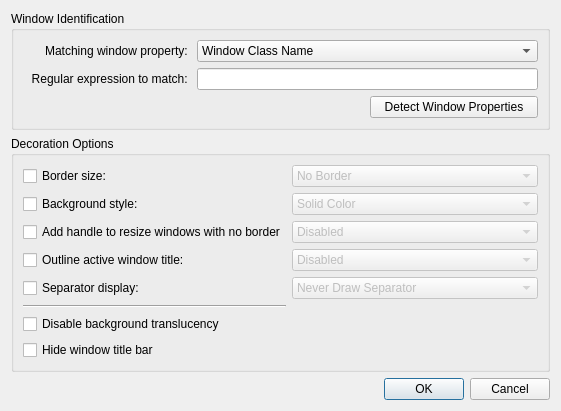
Qt form decoration/config/ui/oxygenexceptiondialog.ui (KDE/oxygen-transparent) before a commit.
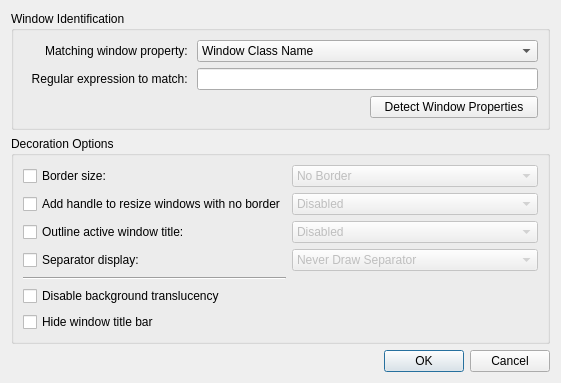
The same form after that commit. Custom widgets are drawn as their Qt base class.

The edit to the form file:
```diff
--- a/decoration/config/ui/oxygenexceptiondialog.ui
+++ b/decoration/config/ui/oxygenexceptiondialog.ui
@@ -7,7 +7,7 @@
     <x>0</x>
     <y>0</y>
     <width>514</width>
-    <height>347</height>
+    <height>372</height>
    </rect>
   </property>
   <property name="windowTitle">
@@ -90,34 +90,27 @@
         </property>
        </widget>
       </item>
-      <item row="3" column="0">
+      <item row="2" column="0">
        <widget class="QCheckBox" name="sizeGripCheckBox">
         <property name="text">
          <string>Add handle to resize windows with no border</string>
         </property>
        </widget>
       </item>
-      <item row="4" column="0">
+      <item row="3" column="0">
        <widget class="QCheckBox" name="titleOutlineCheckBox">
         <property name="text">
          <string>Outline active window title:</string>
         </property>
        </widget>
       </item>
-      <item row="5" column="0">
+      <item row="4" column="0">
        <widget class="QCheckBox" name="separatorCheckBox">
         <property name="text">
          <string>Separator display:</string>
         </property>
        </widget>
       </item>
-      <item row="2" column="0">
-       <widget class="QCheckBox" name="blendColorCheckBox">
-        <property name="text">
-         <string>Background style:</string>
-        </property>
-       </widget>
-      </item>
       <item row="0" column="2">
        <widget class="KComboBox" name="frameBorderComboBox">
         <property name="enabled">
@@ -171,28 +164,6 @@
        </widget>
       </item>
       <item row="2" column="2">
-       <widget class="KComboBox" name="blendColorComboBox">
-        <property name="enabled">
-         <bool>false</bool>
-        </property>
-        <item>
-         <property name="text">
-          <string>Solid Color</string>
-         </property>
-        </item>
-        <item>
-         <property name="text">
-          <string>Radial Gradient</string>
-         </property>
-        </item>
-        <item>
-         <property name="text">
-          <string>Follow Style Hint</string>
-         </property>
-        </item>
-       </widget>
-      </item>
-      <item row="3" column="2">
        <widget class="KComboBox" name="sizeGripComboBox">
         <property name="enabled">
          <bool>false</bool>
@@ -209,7 +180,7 @@
         </item>
        </widget>
       </item>
-      <item row="4" column="2">
+      <item row="3" column="2">
        <widget class="KComboBox" name="titleOutlineComboBox">
         <property name="enabled">
          <bool>false</bool>
@@ -226,7 +197,7 @@
         </item>
        </widget>
       </item>
-      <item row="5" column="2">
+      <item row="4" column="2">
        <widget class="KComboBox" name="separatorComboBox">
         <property name="enabled">
          <bool>false</bool>
@@ -248,14 +219,14 @@
         </item>
        </widget>
       </item>
-      <item row="7" column="0">
+      <item row="6" column="0">
        <widget class="QCheckBox" name="transparencyDisabled">
         <property name="text">
          <string>Disable background translucency</string>
         </property>
        </widget>
       </item>
-      <item row="6" column="0">
+      <item row="5" column="0">
        <widget class="QFrame" name="frame">
         <property name="frameShape">
          <enum>QFrame::HLine</enum>
@@ -265,7 +236,7 @@
         </property>
        </widget>
       </item>
-      <item row="8" column="0">
+      <item row="7" column="0">
        <widget class="QCheckBox" name="hideTitleBar">
         <property name="text">
          <string>Hide window title bar</string>
```
Left out of the diff: 16 changed lines with no effect on the pictures.
